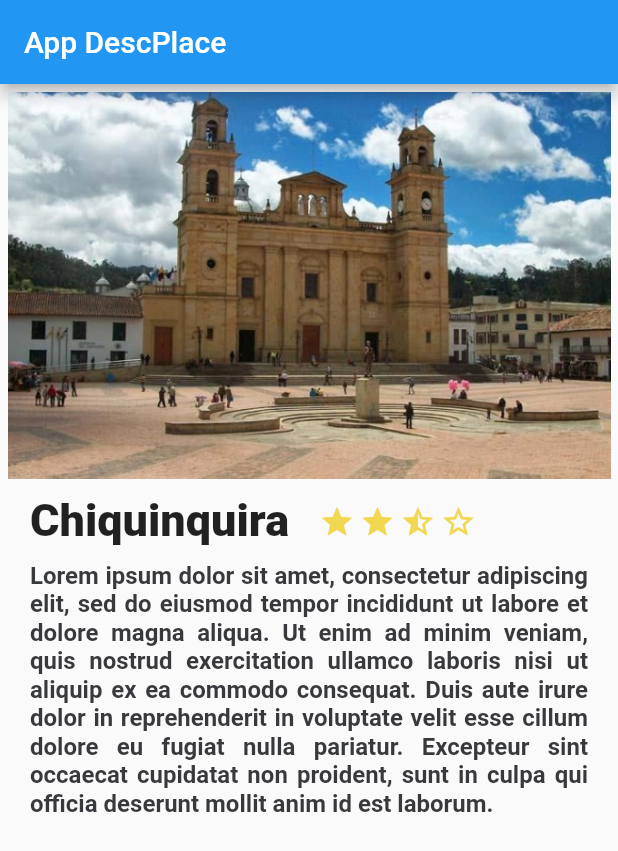
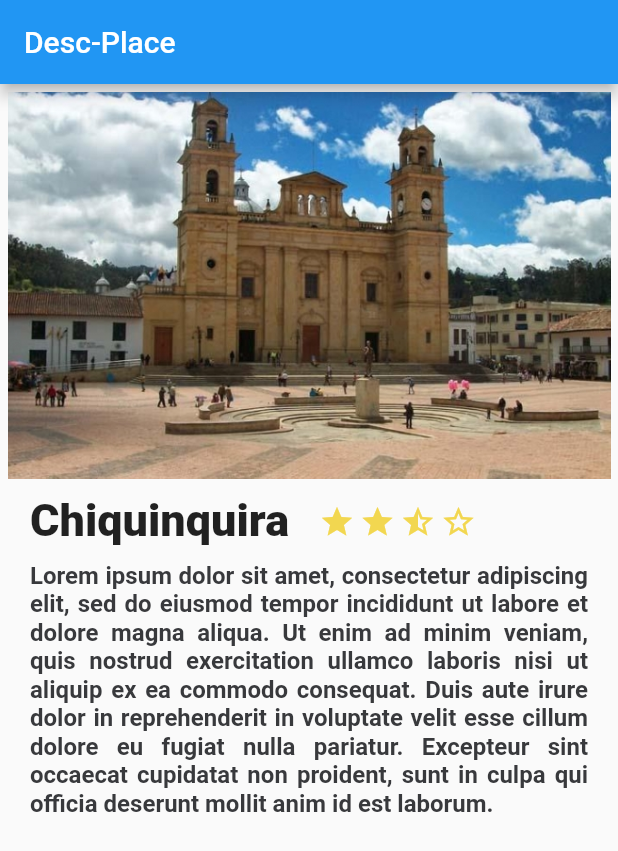
Before and after one commit to iscrozo/AppDescriptionPlace, a Flutter app: the screen it shows after launch, on a phone screen of 412 x 824 dp. Shown: the top 851 px of the screen. Run offline on Flutter 3.47's test engine with Material 2 defaults, Android fonts, the phone set to English and light mode, and no system bars; our stand-ins replace hexcolor.

Commit message:
Se corrige nombre de app

```diff
--- a/lib/main.dart
+++ b/lib/main.dart
@@ -13,10 +13,10 @@ class MyApp extends StatelessWidget {
   @override
   Widget build(BuildContext context) {
     return MaterialApp(
-        title: 'app2',
+        title: 'Desc-Place',
         home: Scaffold(
             appBar: AppBar(
-              title: Text("App DescPlace",
+              title: Text("Desc-Place",
               textAlign: TextAlign.center,),
             ),
             body: new DescriptionPlace("Chiquinquira",5,textLorem)));
```
